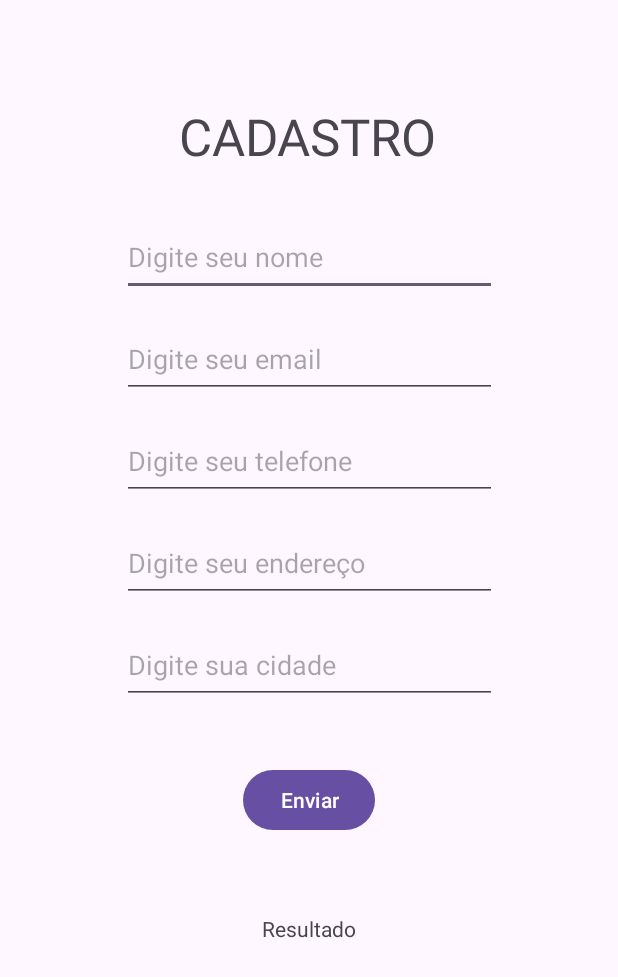
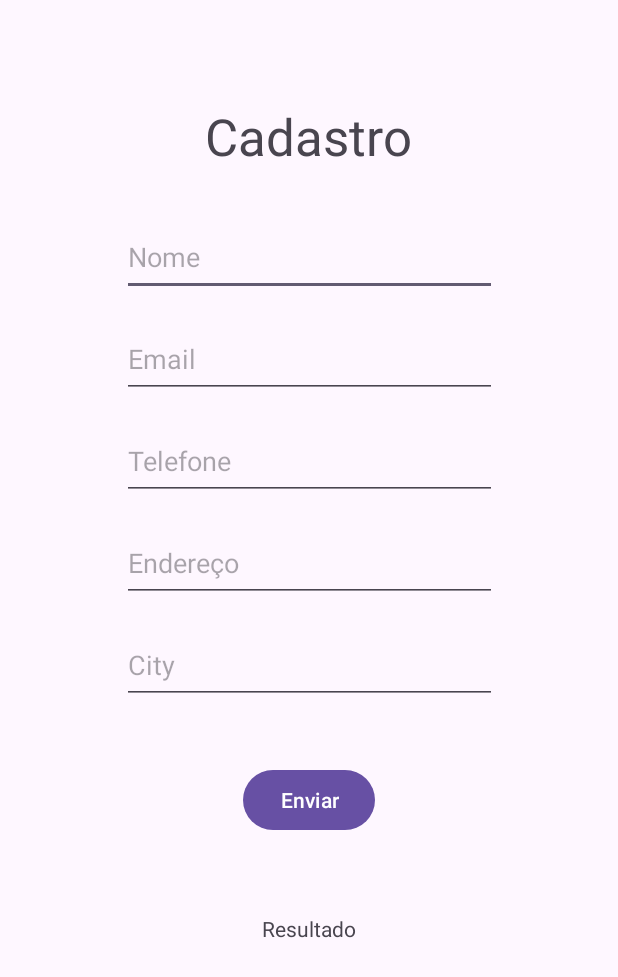
Before and after one commit to jaciteixeira/CP5_MOBILE, an Android app: the layout fragment_cad.xml on its own in the app's theme, with its tools: preview values and no code run, on a phone screen of 412 x 824 dp. Shown: the top 977 px of the screen. Run offline under Robolectric (Android 15) with nearby library versions, the phone set to English and light mode, and no system bars.

```diff
--- a/app/src/main/res/layout/activity_main.xml
+++ b/app/src/main/res/layout/activity_main.xml
@@ -13,7 +13,7 @@
         android:layout_height="wrap_content"
         android:layout_marginStart="14dp"
         android:layout_marginTop="24dp"
-        android:text="CADASTRO"
+        android:text="@string/cadastro"
         app:layout_constraintEnd_toStartOf="@+id/btnListagem"
         app:layout_constraintStart_toStartOf="parent"
         app:layout_constraintTop_toBottomOf="@+id/fragmentContainerView" />
@@ -24,7 +24,7 @@
         android:layout_height="wrap_content"
         android:layout_marginEnd="24dp"
         android:layout_marginBottom="56dp"
-        android:text="DETALHES"
+        android:text="@string/detalhes"
         app:layout_constraintBottom_toBottomOf="parent"
         app:layout_constraintEnd_toEndOf="parent"
         app:layout_constraintStart_toEndOf="@+id/btnCadastro"
--- a/app/src/main/res/layout/fragment_cad.xml
+++ b/app/src/main/res/layout/fragment_cad.xml
@@ -11,7 +11,7 @@
         android:layout_width="wrap_content"
         android:layout_height="wrap_content"
         android:layout_marginTop="68dp"
-        android:text="CADASTRO"
+        android:text="@string/cadastro"
         android:textSize="34sp"
         app:layout_constraintEnd_toEndOf="parent"
         app:layout_constraintHorizontal_bias="0.498"
@@ -24,7 +24,7 @@
         android:layout_height="52dp"
         android:layout_marginTop="32dp"
         android:ems="10"
-        android:hint="Digite seu nome"
+        android:hint="@string/nome"
         android:inputType="text"
         app:layout_constraintEnd_toEndOf="parent"
         app:layout_constraintStart_toStartOf="parent"
@@ -36,7 +36,7 @@
         android:layout_height="52dp"
         android:layout_marginTop="16dp"
         android:ems="10"
-        android:hint="Digite seu email"
+        android:hint="@string/email"
         android:inputType="textEmailAddress"
         app:layout_constraintEnd_toEndOf="parent"
         app:layout_constraintStart_toStartOf="parent"
@@ -48,7 +48,7 @@
         android:layout_height="52dp"
         android:layout_marginTop="16dp"
         android:ems="10"
-        android:hint="Digite seu telefone"
+        android:hint="@string/telefone"
         android:inputType="phone"
         app:layout_constraintEnd_toEndOf="parent"
         app:layout_constraintStart_toStartOf="parent"
@@ -60,7 +60,7 @@
         android:layout_height="52dp"
         android:layout_marginTop="16dp"
         android:ems="10"
-        android:hint="Digite seu endereço"
+        android:hint="@string/endereco"
         android:inputType="textPostalAddress"
         app:layout_constraintEnd_toEndOf="parent"
         app:layout_constraintStart_toStartOf="parent"
@@ -72,7 +72,7 @@
         android:layout_height="52dp"
         android:layout_marginTop="16dp"
         android:ems="10"
-        android:hint="Digite sua cidade"
+        android:hint="@string/cidade"
         android:inputType="text"
         app:layout_constraintEnd_toEndOf="parent"
         app:layout_constraintStart_toStartOf="parent"
@@ -83,6 +83,7 @@
         android:layout_width="wrap_content"
         android:layout_height="wrap_content"
         android:layout_marginTop="40dp"
+        android:hint="@string/enviar"
         android:text="Enviar"
         app:layout_constraintEnd_toEndOf="parent"
         app:layout_constraintStart_toStartOf="parent"
--- a/app/src/main/res/values/strings.xml
+++ b/app/src/main/res/values/strings.xml
@@ -1,3 +1,12 @@
 <resources>
     <string name="app_name">CP5_MOBILE</string>
+    <string name="cadastro">Cadastro</string>
+    <string name="detalhes">Detalhes</string>
+    <string name="nome">Nome</string>
+    <string name="email">Email</string>
+    <string name="telefone">Telefone</string>
+    <string name="endereco">Endereço</string>
+    <string name="cidade">City</string>
+    <string name="enviar">Enviar</string>
+
 </resources>
```
Also changed, not shown: 1 other file.
